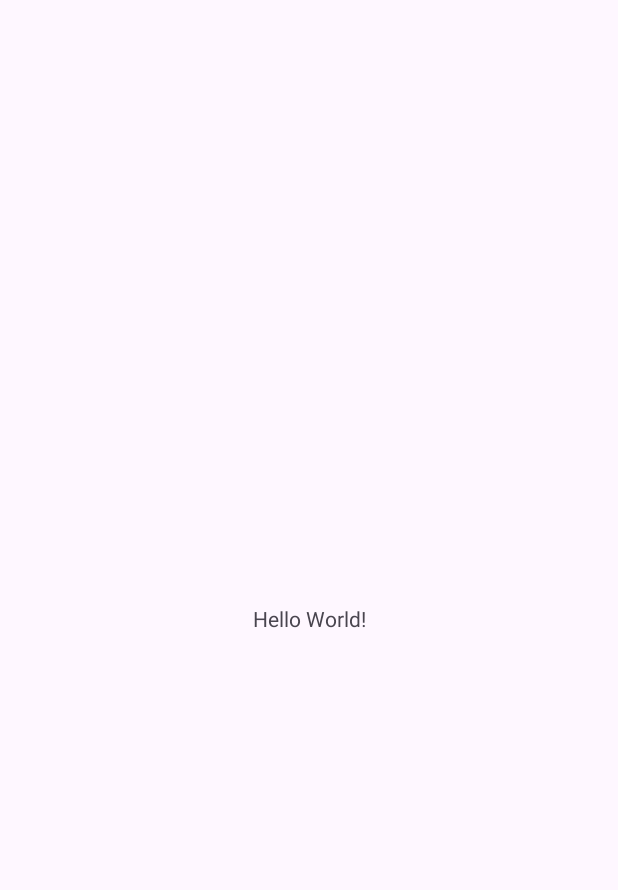
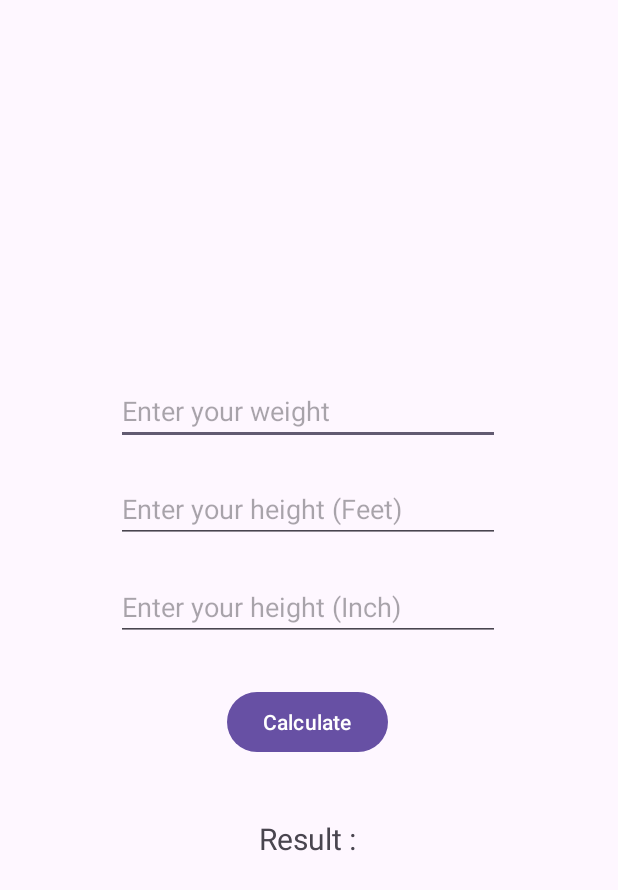
Before and after one commit to vedjaiswal/BMI-Calculator, an Android app: the screen it shows after launch (MainActivity), on a phone screen of 412 x 824 dp. Before the commit the part shown is almost empty. Shown: the top 890 px of the screen. Run offline under Robolectric (Android 15) with nearby library versions, the phone set to English and light mode, and no system bars.

Commit message:
design frontend

```diff
--- a/app/src/main/java/com/example/bmicalci/MainActivity.java
+++ b/app/src/main/java/com/example/bmicalci/MainActivity.java
@@ -3,6 +3,9 @@ package com.example.bmicalci;
 import androidx.appcompat.app.AppCompatActivity;
 
 import android.os.Bundle;
+import android.widget.Button;
+import android.widget.EditText;
+import android.widget.TextView;
 
 public class MainActivity extends AppCompatActivity {
 
@@ -10,5 +13,8 @@ public class MainActivity extends AppCompatActivity {
     protected void onCreate(Bundle savedInstanceState) {
         super.onCreate(savedInstanceState);
         setContentView(R.layout.activity_main);
+        EditText weight, heightF, heightI;
+        Button calculate;
+        TextView result;
     }
 }
--- a/app/src/main/res/layout/activity_main.xml
+++ b/app/src/main/res/layout/activity_main.xml
@@ -6,13 +6,59 @@
     android:layout_height="match_parent"
     tools:context=".MainActivity">
 
-    <TextView
+    <LinearLayout
+        android:id="@+id/linearLayout"
         android:layout_width="wrap_content"
         android:layout_height="wrap_content"
-        android:text="Hello World!"
+        android:layout_marginTop="1dp"
+        android:layout_marginEnd="2dp"
+        android:layout_marginBottom="1dp"
+        android:gravity="center"
+        android:orientation="vertical"
         app:layout_constraintBottom_toBottomOf="parent"
         app:layout_constraintEnd_toEndOf="parent"
         app:layout_constraintStart_toStartOf="parent"
-        app:layout_constraintTop_toTopOf="parent" />
+        app:layout_constraintTop_toTopOf="parent">
 
+        <EditText
+            android:id="@+id/editWeight"
+            android:layout_width="wrap_content"
+            android:layout_height="wrap_content"
+            android:layout_marginBottom="20dp"
+            android:ems="12"
+            android:hint="@string/hintWeight"
+            android:inputType="number" />
+
+        <EditText
+            android:id="@+id/editHeightFt"
+            android:layout_width="wrap_content"
+            android:layout_height="wrap_content"
+            android:layout_marginBottom="20dp"
+            android:ems="12"
+            android:hint="@string/hintHeightFt"
+            android:inputType="number" />
+
+        <EditText
+            android:id="@+id/editHeightIn"
+            android:layout_width="wrap_content"
+            android:layout_height="wrap_content"
+            android:layout_marginBottom="30dp"
+            android:ems="12"
+            android:hint="@string/hintHeightIn"
+            android:inputType="number" />
+
+        <Button
+            android:id="@+id/buttonCalculate"
+            android:layout_width="wrap_content"
+            android:layout_height="wrap_content"
+            android:layout_marginBottom="40dp"
+            android:text="@string/buttonText" />
+
+        <TextView
+            android:id="@+id/textResult"
+            android:layout_width="wrap_content"
+            android:layout_height="wrap_content"
+            android:text="@string/resultText"
+            android:textSize="20sp" />
+    </LinearLayout>
 </androidx.constraintlayout.widget.ConstraintLayout>
--- a/app/src/main/res/values/strings.xml
+++ b/app/src/main/res/values/strings.xml
@@ -1,3 +1,12 @@
 <resources>
     <string name="app_name">BMI Calci</string>
+    <string name="hintWeight">Enter your weight</string>
+    <string name="hintHeightFt">Enter your height (Feet)</string>
+    <string name="hintHeightIn">Enter your height (Inch)</string>
+    <string name="buttonText">Calculate</string>
+    <string name="resultText">Result : </string>
+    <string name="textUW">You\'re Under Weight</string>
+    <string name="textOW">You\'re Over Weight</string>
+    <string name="textH">You\'re Healthy</string>
+
 </resources>
```
